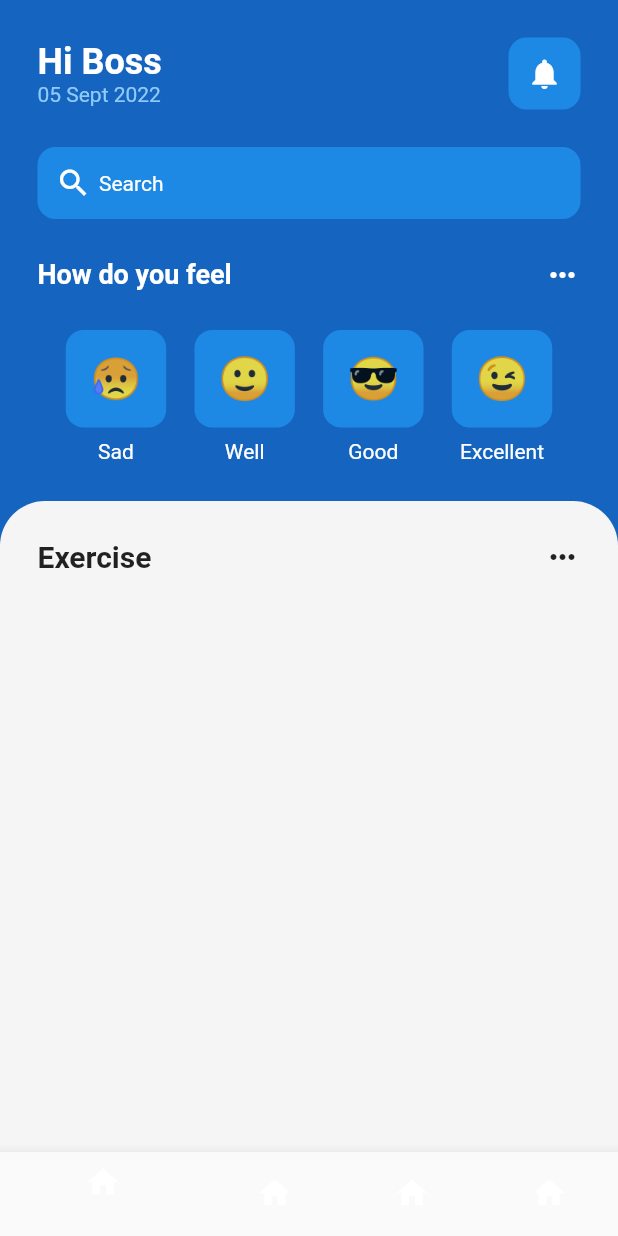
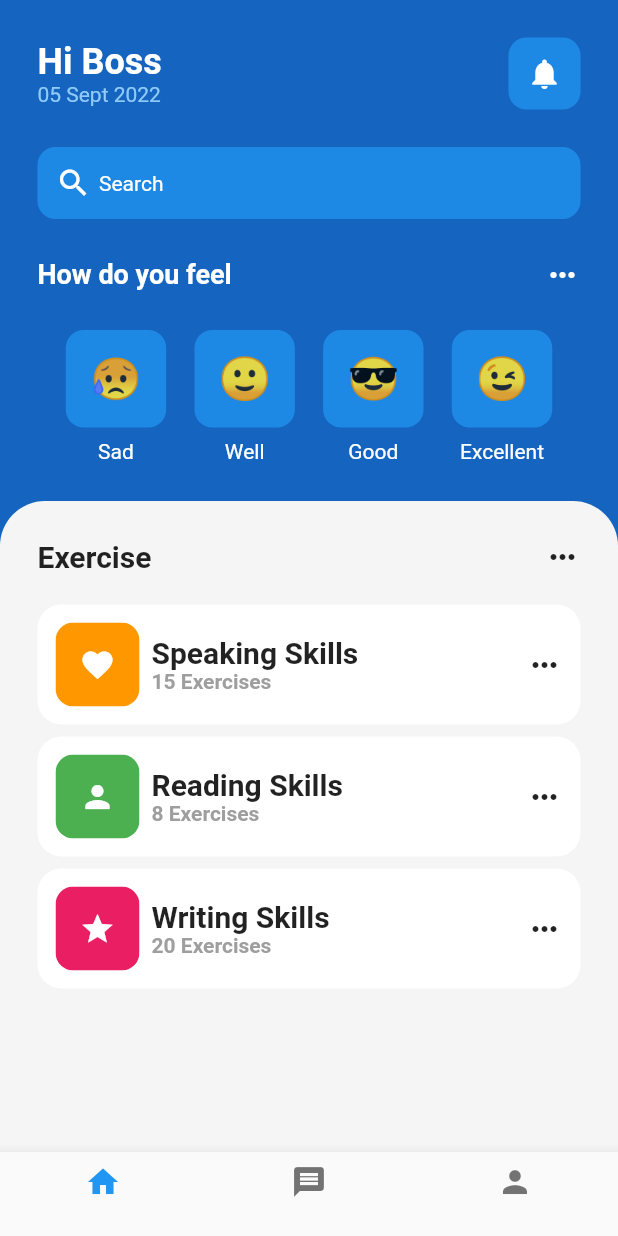
Before and after one commit to AkinAgbejoye/HealthApp, a Flutter app: the screen it shows after launch, on a phone screen of 412 x 824 dp. Run offline on Flutter 3.47's test engine with Material 2 defaults, Android fonts, the phone set to English and light mode, and no system bars.

Commit message:
Exercise tiles done

```diff
--- a/lib/pages/homepage.dart
+++ b/lib/pages/homepage.dart
@@ -1,5 +1,6 @@
 import 'package:flutter/material.dart';
 import 'package:healthapp/utils/emoticon.dart';
+import 'package:healthapp/utils/exercise_tiles.dart';
 
 class HomePage extends StatefulWidget {
   const HomePage({Key? key}) : super(key: key);
@@ -14,9 +15,8 @@ class _HomePageState extends State<HomePage> {
     return Scaffold(
       bottomNavigationBar: BottomNavigationBar(items: [
         BottomNavigationBarItem(icon: Icon(Icons.home), label: ""),
-        BottomNavigationBarItem(icon: Icon(Icons.home), label: ""),
-        BottomNavigationBarItem(icon: Icon(Icons.home), label: ""),
-        BottomNavigationBarItem(icon: Icon(Icons.home), label: ""),
+        BottomNavigationBarItem(icon: Icon(Icons.message), label: ""),
+        BottomNavigationBarItem(icon: Icon(Icons.person), label: ""),
       ]),
       backgroundColor: Colors.blue[800],
       body: SafeArea(
@@ -181,7 +181,32 @@ class _HomePageState extends State<HomePage> {
                         ),
                         Icon(Icons.more_horiz)
                       ],
-                    )
+                    ),
+                    SizedBox(height: 20),
+                    //tiles
+                    Expanded(
+                      child: ListView(
+                        children: [
+                          ExerciseTiles(
+                              ExerciseName: "Speaking Skills",
+                              icon: Icons.favorite,
+                              numberOfExercises: 15,
+                              color: Colors.orange),
+                          ExerciseTiles(
+                            ExerciseName: "Reading Skills",
+                            icon: Icons.person,
+                            numberOfExercises: 8,
+                            color: Colors.green,
+                          ),
+                          ExerciseTiles(
+                            ExerciseName: "Writing Skills",
+                            icon: Icons.star,
+                            numberOfExercises: 20,
+                            color: Colors.pink,
+                          ),
+                        ],
+                      ),
+                    ),
                   ],
                 )),
               ),
--- /dev/null
+++ b/lib/utils/exercise_tiles.dart
@@ -0,0 +1,64 @@
+import 'package:flutter/material.dart';
+
+class ExerciseTiles extends StatelessWidget {
+  final icon;
+  final String ExerciseName;
+  final int numberOfExercises;
+  final Color color;
+  const ExerciseTiles(
+      {Key? key,
+      required this.ExerciseName,
+      required this.icon,
+      required this.numberOfExercises,
+      required this.color})
+      : super(key: key);
+
+  @override
+  Widget build(BuildContext context) {
+    return Padding(
+      padding: const EdgeInsets.only(bottom: 8.0),
+      child: Container(
+          padding: const EdgeInsets.all(12),
+          decoration: BoxDecoration(
+              borderRadius: BorderRadius.circular(16), color: Colors.white),
+          child: Row(
+            mainAxisAlignment: MainAxisAlignment.spaceBetween,
+            children: [
+              Row(children: [
+                ClipRRect(
+                  borderRadius: BorderRadius.circular(12),
+                  child: Container(
+                      color: color,
+                      padding: const EdgeInsets.all(16),
+                      child: Icon(
+                        icon,
+                        color: Colors.white,
+                      )),
+                ),
+                SizedBox(
+                  width: 8,
+                ),
+                Column(
+                  crossAxisAlignment: CrossAxisAlignment.start,
+                  children: [
+                    Text(
+                      ExerciseName,
+                      style:
+                          TextStyle(fontWeight: FontWeight.bold, fontSize: 20),
+                    ),
+                    Text(
+                      numberOfExercises.toString() + " Exercises",
+                      style: TextStyle(
+                          fontWeight: FontWeight.bold,
+                          fontSize: 14,
+                          color: Colors.grey),
+                    )
+                  ],
+                ),
+              ]),
+              Icon(Icons.more_horiz)
+            ],
+          )),
+    );
+  }
+}
```
